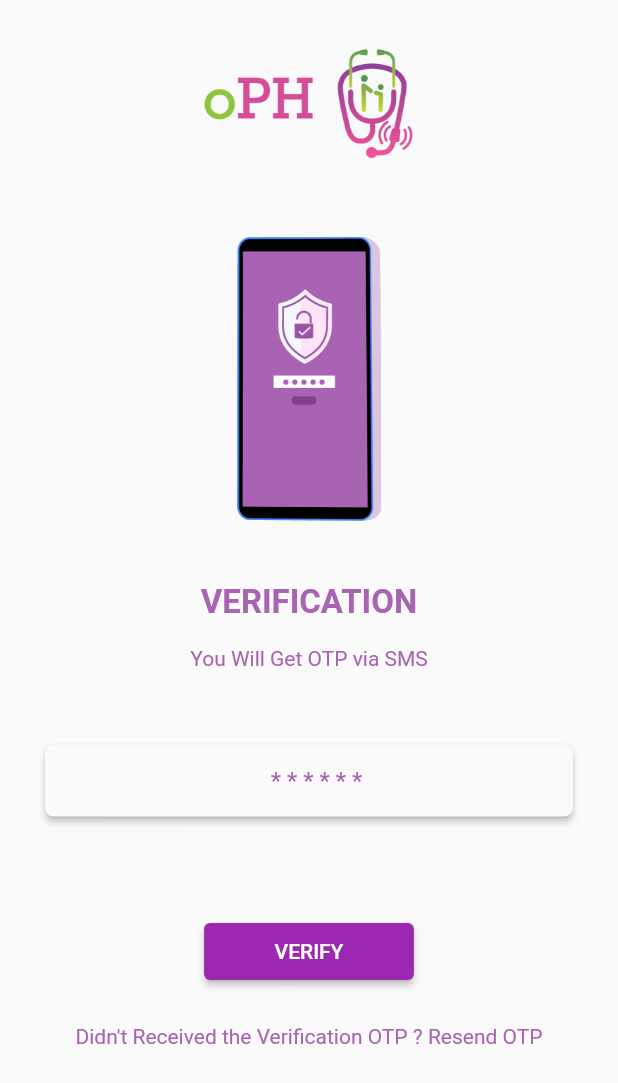
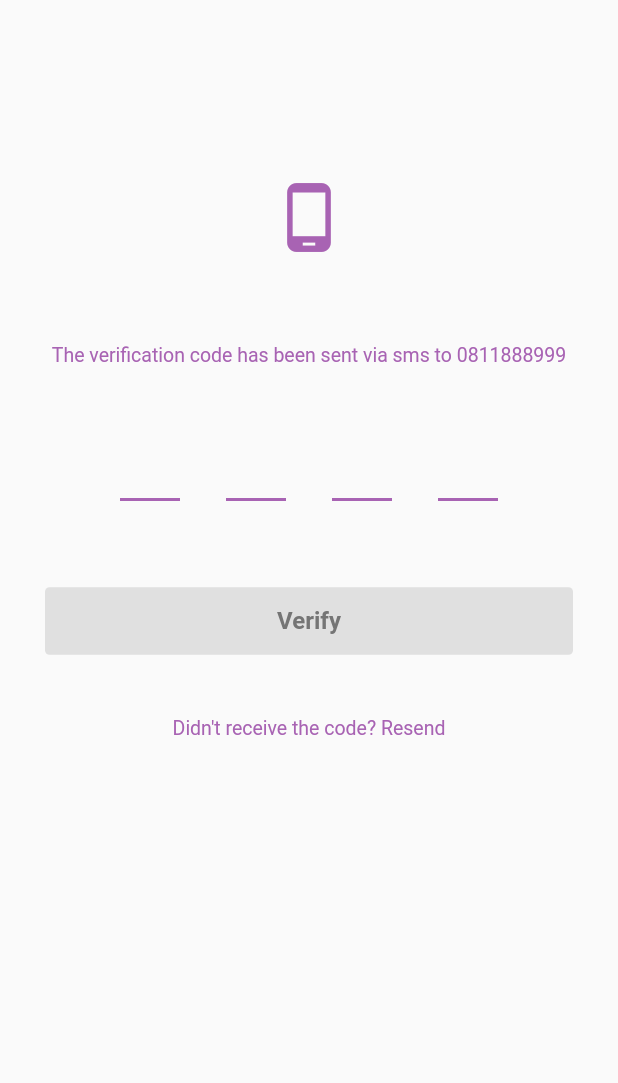
Before and after one commit to Usman-Shaikhnag/Flutter-OPH-APP, a Flutter app: the OtpVerification screen opened directly, on a phone screen of 412 x 824 dp. Shown: the top 1083 px of the screen. Run offline on Flutter 3.47's test engine with Material 2 defaults, Android fonts, the phone set to English and light mode, and no system bars; drawn by our look-alikes of pin_code_fields; our stand-ins replace cached_network_image, fluttertoast.

Commit message:
verification

```diff
--- a/lib/screen/otpverification.dart
+++ b/lib/screen/otpverification.dart
@@ -1,4 +1,5 @@
 import 'package:flutter/material.dart';
+import 'package:pin_code_fields/pin_code_fields.dart';
 
 class OtpVerification extends StatefulWidget {
   const OtpVerification({Key? key}) : super(key: key);
@@ -12,6 +13,8 @@ class _OtpVerificationState extends State<OtpVerification> {
   Color _color1 = Color(0xffa863b3);
   Color _color2 = Color(0x00000000);
 
+  bool _buttonDisabled = true;
+  String _verificationCode = '';
   @override
   void initState() {
     super.initState();
@@ -29,94 +32,213 @@ class _OtpVerificationState extends State<OtpVerification> {
     width = size.width;
     heightPercent = height / 100;
     widthPercent = width / 100;
+    // return Scaffold(
+    //   body: ListView(
+    //     padding: EdgeInsets.all(30),
+    //     children: <Widget>[
+    //       Center(
+    //         child: Image.asset(
+    //           'assets/ophlogo1.png',
+    //           height: heightPercent * 9.5,
+    //         ),
+    //       ),
+    //       SizedBox(
+    //         height: heightPercent * 6,
+    //       ),
+    //       Center(
+    //         child: Image.asset(
+    //           'assets/asset2.png',
+    //           height: heightPercent * 23,
+    //         ),
+    //       ),
+    //       SizedBox(
+    //         height: heightPercent * 5,
+    //       ),
+    //       Center(
+    //         child: Text(
+    //           "VERIFICATION",
+    //           style: TextStyle(
+    //               color: _color1, fontWeight: FontWeight.bold, fontSize: 22),
+    //         ),
+    //       ),
+    //       SizedBox(
+    //         height: heightPercent * 2,
+    //       ),
+    //       Center(
+    //         child: Text(
+    //           "You Will Get OTP via SMS",
+    //           style: TextStyle(color: _color1, fontSize: 14),
+    //           textAlign: TextAlign.center,
+    //         ),
+    //       ),
+    //       SizedBox(
+    //         height: heightPercent * 6,
+    //       ),
+    //       Material(
+    //         elevation: 2.0,
+    //         borderRadius: BorderRadius.all(Radius.circular(6)),
+    //         child: TextFormField(
+    //           keyboardType: TextInputType.phone,
+    //           textAlign: TextAlign.center,
+    //           decoration: InputDecoration(
+    //             focusedBorder: OutlineInputBorder(
+    //                 borderSide: BorderSide(color: _color2, width: 2.0)),
+    //             enabledBorder: UnderlineInputBorder(
+    //               borderSide: BorderSide(color: _color2),
+    //             ),
+    //             contentPadding: EdgeInsets.only(left: 10),
+    //             hintText: '* * * * * *',
+    //             hintStyle: TextStyle(color: _color1),
+    //             helperStyle: TextStyle(
+    //               color: _color1,
+    //             ),
+    //           ),
+    //         ),
+    //       ),
+    //       SizedBox(
+    //         height: heightPercent * 8,
+    //       ),
+    //       Center(
+    //         child: ElevatedButton(
+    //           style: ElevatedButton.styleFrom(
+    //             primary: Colors.purple,
+    //             padding: const EdgeInsets.only(
+    //                 left: 47.0, right: 47.0, top: 11.0, bottom: 11.0),
+    //           ),
+    //           onPressed: () {},
+    //           child: const Text('VERIFY'),
+    //         ),
+    //       ),
+    //       SizedBox(
+    //         height: heightPercent * 3,
+    //       ),
+    //       Center(
+    //         child: Text(
+    //           'Didn\'t Received the Verification OTP ? Resend OTP',
+    //           style: TextStyle(color: _color1),
+    //         ),
+    //       )
+    //     ],
+    //   ),
+    // );
     return Scaffold(
         body: ListView(
-        padding: EdgeInsets.all(30),
+      padding: EdgeInsets.fromLTRB(30, 120, 30, 30),
       children: <Widget>[
-          Center(
-            child: Image.asset(
-              'assets/ophlogo1.png',
-              height: heightPercent * 9.5,
-            ),
-          ),
-          SizedBox(
-            height: heightPercent * 6,
-          ),
-          Center(
-            child: Image.asset(
-              'assets/asset2.png',
-              height: heightPercent * 23,
-            ),
-          ),
-          SizedBox(
-            height: heightPercent * 5,
-          ),
+        Center(child: Icon(Icons.phone_android, color: _color1, size: 50)),
+        SizedBox(height: 20),
         Center(
             child: Text(
-              "VERIFICATION",
+          'Enter the Verification Code',
           style: TextStyle(
-                  color: _color1, fontWeight: FontWeight.bold, fontSize: 22),
+              fontSize: 16, fontWeight: FontWeight.bold, color: _color2),
+        )),
+        SizedBox(
+          height: 20,
         ),
-          ),
-          SizedBox(
-            height: heightPercent * 2,
-          ),
-          Center(
+        Container(
+          width: MediaQuery.of(context).size.width / 1.5,
           child: Text(
-              "You Will Get OTP via SMS",
-              style: TextStyle(color: _color1, fontSize: 14),
+            'The verification code has been sent via sms to 0811888999',
+            style: TextStyle(fontSize: 13, color: _color1),
             textAlign: TextAlign.center,
           ),
         ),
         SizedBox(
-            height: heightPercent * 6,
+          height: 40,
         ),
-          Material(
-            elevation: 2.0,
-            borderRadius: BorderRadius.all(Radius.circular(6)),
-            child: TextFormField(
-              keyboardType: TextInputType.phone,
-              textAlign: TextAlign.center,
-              decoration: InputDecoration(
-                focusedBorder: OutlineInputBorder(
-                    borderSide: BorderSide(color: _color2, width: 2.0)),
-                enabledBorder: UnderlineInputBorder(
-                  borderSide: BorderSide(color: _color2),
-                ),
-                contentPadding: EdgeInsets.only(left: 10),
-                hintText: '* * * * * *',
-                hintStyle: TextStyle(color: _color1),
-                helperStyle: TextStyle(
-                  color: _color1,
-                ),
-              ),
+        Padding(
+          padding: EdgeInsets.symmetric(horizontal: 50),
+          child: PinCodeTextField(
+            autoFocus: true,
+            appContext: context,
+            keyboardType: TextInputType.number,
+            length: 4,
+            showCursor: false,
+            obscureText: false,
+            animationType: AnimationType.fade,
+            pinTheme: PinTheme(
+                shape: PinCodeFieldShape.underline,
+                fieldHeight: 50,
+                fieldWidth: 40,
+                inactiveColor: _color1,
+                activeColor: _color1,
+                selectedColor: _color1),
+            animationDuration: Duration(milliseconds: 300),
+            backgroundColor: Colors.transparent,
+            onChanged: (value) {
+              setState(() {
+                if (value.length == 4) {
+                  _buttonDisabled = false;
+                } else {
+                  _buttonDisabled = true;
+                }
+                _verificationCode = value;
+              });
+            },
+            beforeTextPaste: (text) {
+              return false;
+            },
           ),
         ),
         SizedBox(
-            height: heightPercent * 8,
+          height: 40,
+        ),
+        Container(
+          child: SizedBox(
+              width: double.maxFinite,
+              child: TextButton(
+                  style: ButtonStyle(
+                    backgroundColor: MaterialStateProperty.resolveWith<Color>(
+                      (Set<MaterialState> states) =>
+                          _buttonDisabled ? Colors.grey[300]! : _color1,
+                    ),
+                    overlayColor: MaterialStateProperty.all(Colors.transparent),
+                    shape: MaterialStateProperty.all(RoundedRectangleBorder(
+                      borderRadius: BorderRadius.circular(3.0),
+                    )),
+                  ),
+                  onPressed: () {
+                    if (!_buttonDisabled) {
+                      print(_verificationCode);
+                      FocusScope.of(context).unfocus();
+                    }
+                  },
+                  child: Padding(
+                    padding: const EdgeInsets.symmetric(vertical: 5.0),
+                    child: Text(
+                      'Verify',
+                      style: TextStyle(
+                          fontSize: 16,
+                          fontWeight: FontWeight.bold,
+                          color: _buttonDisabled
+                              ? Colors.grey[600]
+                              : Colors.white),
+                      textAlign: TextAlign.center,
+                    ),
+                  ))),
+        ),
+        SizedBox(
+          height: 40,
         ),
         Center(
-            child: ElevatedButton(
-              style: ElevatedButton.styleFrom(
-                primary: Colors.purple,
-                padding: const EdgeInsets.only(
-                    left: 47.0, right: 47.0, top: 11.0, bottom: 11.0),
+          child: Wrap(
+            children: [
+              Text(
+                "Didn't receive the code? ",
+                style: TextStyle(fontSize: 13, color: _color1),
               ),
-              onPressed: () {},
-              child: const Text('VERIFY'),
-            ),
-          ),
-          SizedBox(
-            height: heightPercent * 3,
-          ),
-          Center(
+              GestureDetector(
+                onTap: () {},
                 child: Text(
-              'Didn\'t Received the Verification OTP ? Resend OTP',
-              style: TextStyle(color: _color1),
+                  'Resend',
+                  style: TextStyle(fontSize: 13, color: _color1),
                 ),
               )
             ],
           ),
-    );
+        ),
+      ],
+    ));
   }
 }
--- a/pubspec.yaml
+++ b/pubspec.yaml
@@ -36,6 +36,8 @@ dependencies:
   cupertino_icons: ^1.0.2
   cached_network_image: 3.2.0
   fluttertoast: ^8.0.8
+  pin_code_fields: 7.3.0
+
 
 dev_dependencies:
   flutter_test:
```
Also changed, not shown: pubspec.lock. Lines whose indentation alone changed are shown as unchanged.
